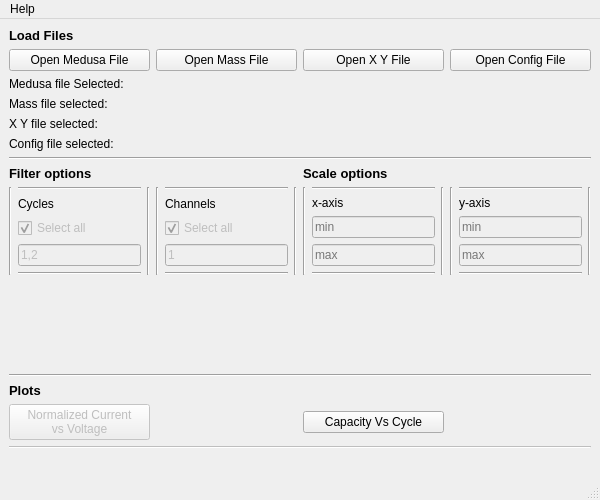
This is karlie/view/app.ui in abdullahsumbal/data-analysis as Qt 5 draws it before an edit. The edited form follows.
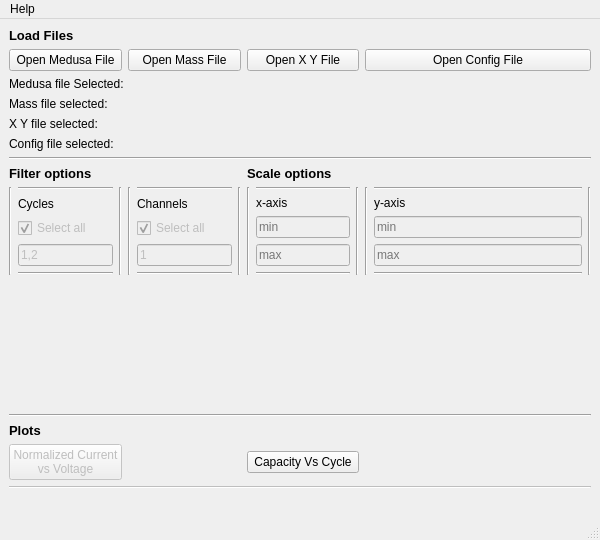
This is the edited form.

Commit message: added new windows for github and anout

Patch:
```diff
--- a/karlie/view/app.ui
+++ b/karlie/view/app.ui
@@ -5,21 +5,30 @@
   <property name="windowModality">
    <enum>Qt::NonModal</enum>
   </property>
+  <property name="enabled">
+   <bool>true</bool>
+  </property>
   <property name="geometry">
    <rect>
     <x>0</x>
     <y>0</y>
     <width>600</width>
-    <height>500</height>
+    <height>540</height>
    </rect>
   </property>
+  <property name="sizePolicy">
+   <sizepolicy hsizetype="Maximum" vsizetype="Maximum">
+    <horstretch>0</horstretch>
+    <verstretch>0</verstretch>
+   </sizepolicy>
+  </property>
   <property name="windowTitle">
    <string>Karlie's Application</string>
   </property>
   <widget class="QWidget" name="centralwidget">
    <layout class="QVBoxLayout" name="verticalLayout">
     <item>
-     <layout class="QGridLayout" name="gridLayout" rowstretch="0,0,0,0,0,0,0,0,0,0,0,0,0,0,0,0,0" columnstretch="1,1,1,1">
+     <layout class="QGridLayout" name="gridLayout" rowstretch="0,0,0,0,0,0,0,0,0,0,0,0,0,0,0,0,0" columnstretch="1,1,1,2" columnminimumwidth="0,0,0,0">
       <property name="sizeConstraint">
        <enum>QLayout::SetNoConstraint</enum>
       </property>
```
Left out of the diff: 8 changed lines with no effect on the pictures. The commit also changes 7 other files.
